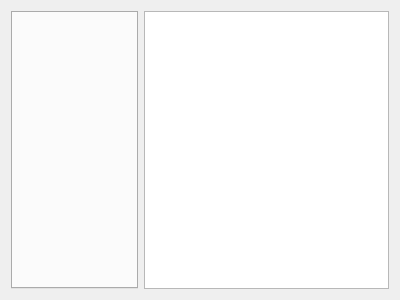
Above: View/Server/serverwindow.ui from BlenderCN-Org/Maditor before the change. Below: the same form after it.
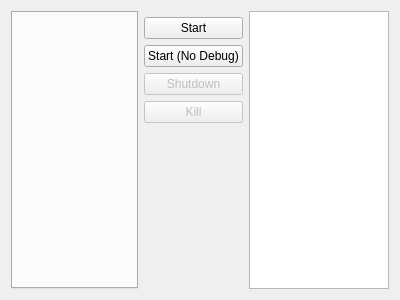
That is the form after the change. Custom widgets are drawn as their Qt base class.

The edit to the form file:
```diff
--- a/View/Server/serverwindow.ui
+++ b/View/Server/serverwindow.ui
@@ -14,12 +14,59 @@
    <string>Form</string>
   </property>
   <layout class="QGridLayout" name="gridLayout">
-   <item row="0" column="0">
+   <item row="0" column="0" rowspan="6">
     <widget class="Maditor::View::LogsTabWidget" name="logsWidget"/>
    </item>
-   <item row="0" column="1">
+   <item row="1" column="1">
+    <widget class="QPushButton" name="startButton">
+     <property name="text">
+      <string>Start</string>
+     </property>
+    </widget>
+   </item>
+   <item row="0" column="3" rowspan="6">
     <widget class="QTableView" name="modulesWidget"/>
    </item>
+   <item row="5" column="1">
+    <spacer name="verticalSpacer">
+     <property name="orientation">
+      <enum>Qt::Vertical</enum>
+     </property>
+     <property name="sizeHint" stdset="0">
+      <size>
+       <width>20</width>
+       <height>40</height>
+      </size>
+     </property>
+    </spacer>
+   </item>
+   <item row="4" column="1">
+    <widget class="QPushButton" name="killButton">
+     <property name="enabled">
+      <bool>false</bool>
+     </property>
+     <property name="text">
+      <string>Kill</string>
+     </property>
+    </widget>
+   </item>
+   <item row="3" column="1">
+    <widget class="QPushButton" name="shutdownButton">
+     <property name="enabled">
+      <bool>false</bool>
+     </property>
+     <property name="text">
+      <string>Shutdown</string>
+     </property>
+    </widget>
+   </item>
+   <item row="2" column="1">
+    <widget class="QPushButton" name="startNoDebugButton">
+     <property name="text">
+      <string>Start (No Debug)</string>
+     </property>
+    </widget>
+   </item>
   </layout>
  </widget>
  <customwidgets>
```
